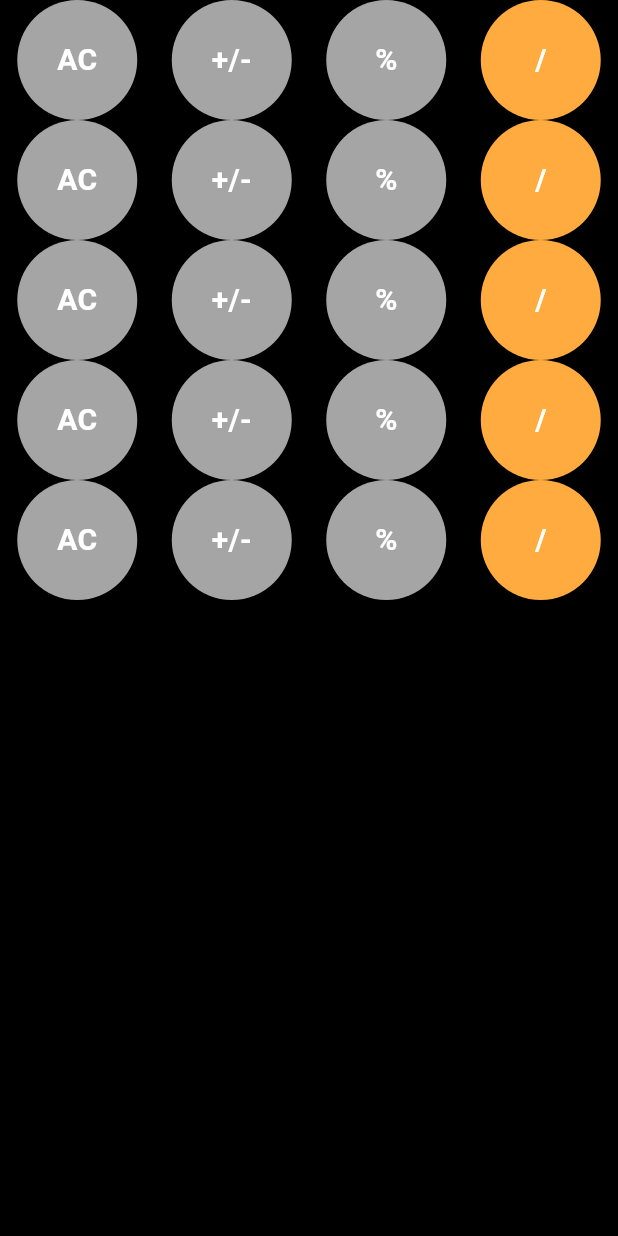
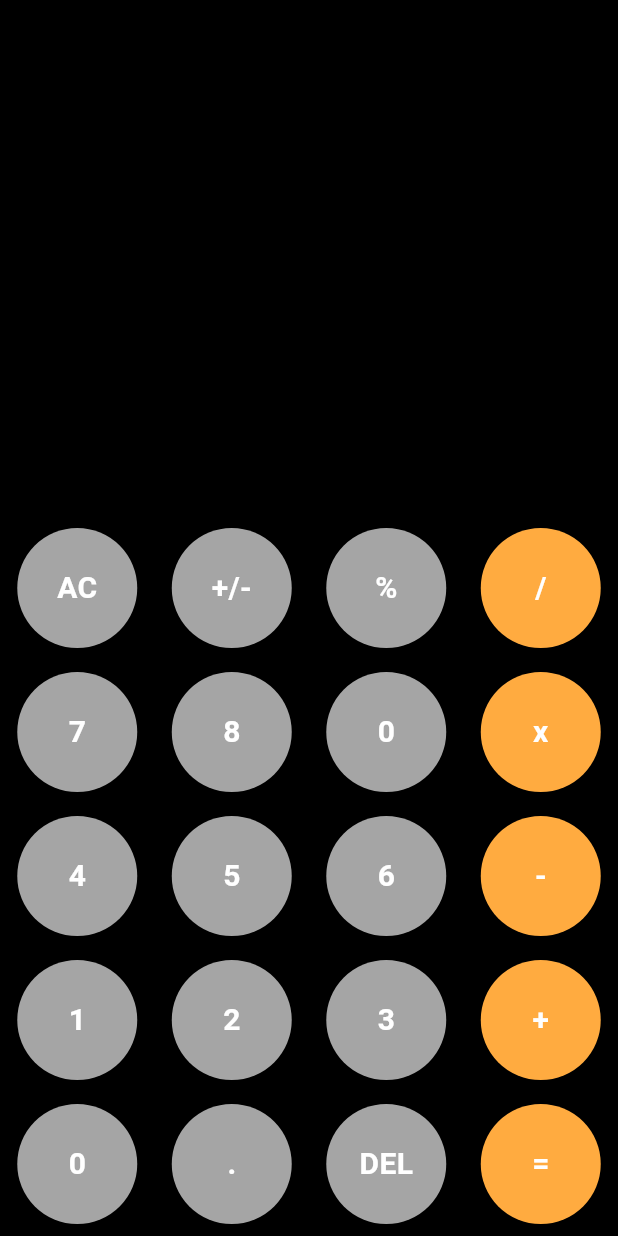
Before and after one commit to ShykhAbubakar/CalculatorApp, a Flutter app: the screen it shows after launch, on a phone screen of 412 x 824 dp. Run offline on Flutter 3.47's test engine with Material 3 defaults, Android fonts, the phone set to English and light mode, and no system bars.

Commit message:
button design

```diff
--- a/lib/components/my_button.dart
+++ b/lib/components/my_button.dart
@@ -2,12 +2,20 @@ import 'package:flutter/material.dart';
 class MyButton extends StatelessWidget {
   String title;
   Color color;
-
-   MyButton({super.key, required this.title, this.color= const Color(0xffa5a5a5)});
+  VoidCallback onPress;
+   MyButton({super.key,
+     required this.title,
+     this.color= const Color(0xffa5a5a5),
+   required this.onPress,
+   });
 
   @override
   Widget build(BuildContext context) {
     return   Expanded(
+      child: Padding(
+        padding: const EdgeInsets.all(8.0),
+        child: InkWell(
+          onTap: onPress,
           child: Container(
             decoration: BoxDecoration(
               shape: BoxShape.circle,
@@ -23,6 +31,8 @@ class MyButton extends StatelessWidget {
                       fontSize: 20),
                 )),
           ),
+        ),
+      ),
     );
   }
 }
--- a/lib/home_screen.dart
+++ b/lib/home_screen.dart
@@ -10,59 +10,173 @@ class HomeScreen extends StatefulWidget {
 }
 
 class _HomeScreenState extends State<HomeScreen> {
+  var userInput = '';
+  var answer = '';
   @override
   Widget build(BuildContext context) {
     return Scaffold(
       backgroundColor: Colors.black,
-      body: Column(
+      body: Expanded(
+        flex: 1,
+        child: Column(
           children: [
+            Expanded(
+              flex: 2,
+              child: Padding(
+                padding: const EdgeInsets.all(8.0),
+                child: Column(
+                  mainAxisAlignment: MainAxisAlignment.end,
+                  crossAxisAlignment: CrossAxisAlignment.end,
+                  children: [
+                    Align(alignment: Alignment.center,),
+                    Text(userInput.toString(),style: TextStyle(color: Colors.white, fontSize: 30),),
+                    Text(answer.toString(),style: TextStyle(color: Colors.white, fontSize: 30),),
+
+                  ],
+                ),
+              ),
+            ),
             Row(
               children: [
-              MyButton(title: 'AC',),
-              MyButton(title: '+/-',),
-              MyButton(title: '%',),
-              MyButton(title: '/', color: Colors.orangeAccent,),
+                MyButton(title: 'AC', onPress: (){
+                 userInput= '';
+                 answer = '';
+                 setState(() {
+                 });
+                },),
+                MyButton(title: '+/-',onPress: (){
+                  userInput += '+/-';
+                  setState(() {
+
+                  });
+                }),
+                MyButton(title: '%',onPress: (){
+                  userInput += '%';
+                  setState(() {
+
+                  });
+                }),
+                MyButton(title: '/', color: Colors.orangeAccent,onPress: (){
+                  userInput += '/';
+                  setState(() {
+
+                  });
+                }),
 
               ],
             ),
             Row(
               children: [
-              MyButton(title: 'AC',),
-              MyButton(title: '+/-',),
-              MyButton(title: '%',),
-              MyButton(title: '/', color: Colors.orangeAccent,),
+                MyButton(title: '7',onPress: (){
+                  userInput+='7';
+                  setState(() {
+                  });
+                }),
+                MyButton(title: '8',onPress: (){
+                  userInput += '8';
+                  setState(() {
+
+                  });
+                }),
+                MyButton(title: '0',onPress: (){
+                  userInput += '0';
+                  setState(() {
+
+                  });
+                }),
+                MyButton(title: 'x', color: Colors.orangeAccent,onPress: (){
+                  userInput += 'x';
+                  setState(() {
+
+                  });
+                }),
 
               ],
             ),
             Row(
               children: [
-              MyButton(title: 'AC',),
-              MyButton(title: '+/-',),
-              MyButton(title: '%',),
-              MyButton(title: '/', color: Colors.orangeAccent,),
+                MyButton(title: '4',onPress: (){
+                  userInput += '4';
+                  setState(() {
+
+                  });
+                }),
+                MyButton(title: '5',onPress: (){
+                  userInput += '5';
+                  setState(() {
+
+                  });
+                }),
+                MyButton(title: '6',onPress: (){
+                  userInput += '6';
+                  setState(() {
+
+                  });
+                }),
+                MyButton(title: '-', color: Colors.orangeAccent,onPress: (){
+                  userInput += '-';
+                  setState(() {
+
+                  });
+                }),
 
               ],
             ),
             Row(
               children: [
-              MyButton(title: 'AC',),
-              MyButton(title: '+/-',),
-              MyButton(title: '%',),
-              MyButton(title: '/', color: Colors.orangeAccent,),
+                MyButton(title: '1',onPress: (){
+                  userInput += '1';
+                  setState(() {
+
+                  });
+                }),
+                MyButton(title: '2',onPress: (){
+                  userInput += '2';
+                  setState(() {
+
+                  });
+                }),
+                MyButton(title: '3',onPress: (){
+                  userInput += '3';
+                  setState(() {
+
+                  });
+                }),
+                MyButton(title: '+', color: Colors.orangeAccent,onPress: (){
+                  userInput += '+';
+                  setState(() {
+
+                  });
+                }),
 
               ],
             ),
             Row(
               children: [
-              MyButton(title: 'AC',),
-              MyButton(title: '+/-',),
-              MyButton(title: '%',),
-              MyButton(title: '/', color: Colors.orangeAccent,),
+                MyButton(title: '0',onPress: (){
+                  userInput += '0';
+                  setState(() {
+
+                  });
+                }),
+                MyButton(title: '.',onPress: (){
+                  userInput += '.';
+                  setState(() {
+
+                  });
+                }),
+                MyButton(title: 'DEL',onPress: (){
+
+                }),
+                MyButton(title: '=', color: Colors.orangeAccent,onPress: (){
+
+                }),
 
               ],
             ),
           ],
         ),
+      ),
     );
   }
 }
```
Lines whose indentation alone changed are shown as unchanged.
